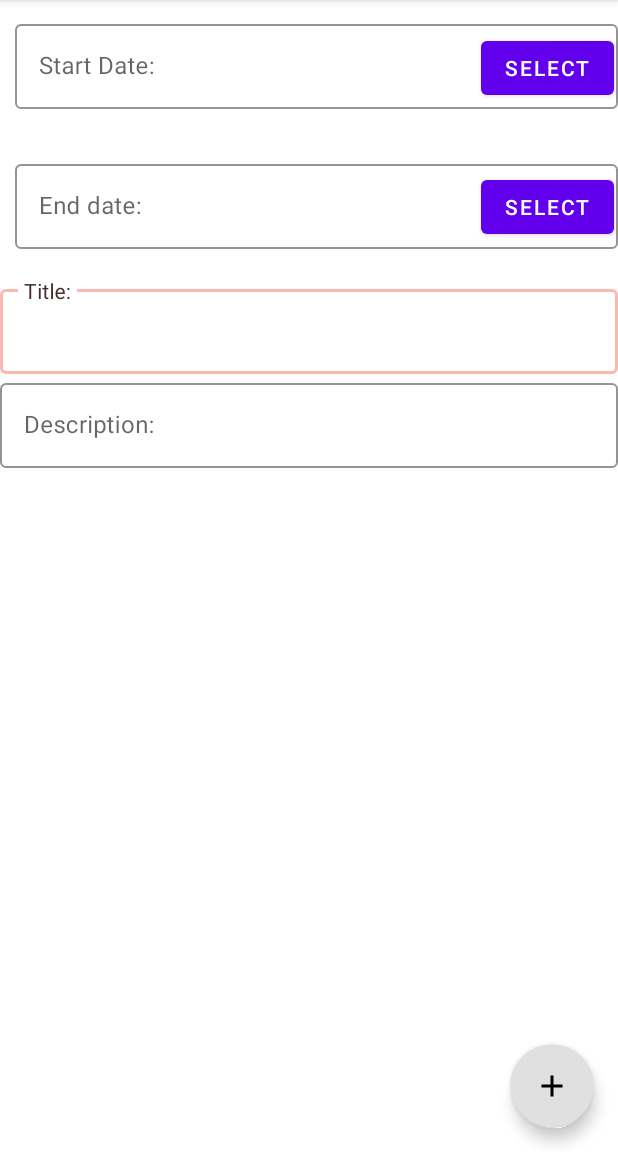
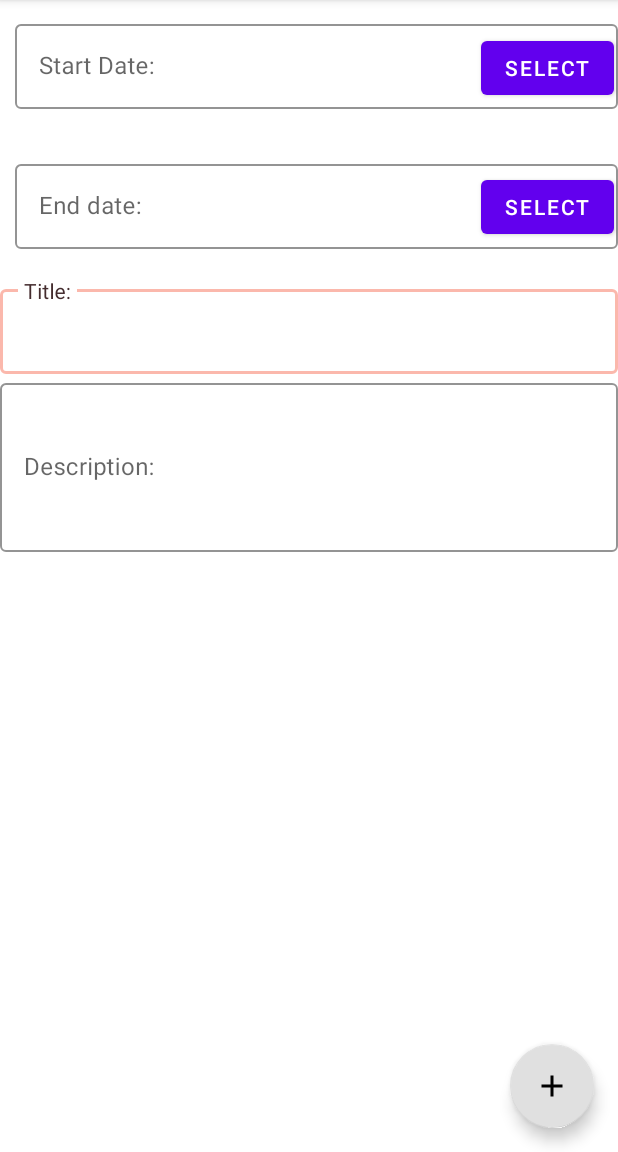
Before and after one commit to Sempro97/AppartamentoFacile, an Android app: the AddFragment screen opened directly, with no data from a screen before it, on a phone screen of 412 x 824 dp, the part 84-1236 px from its top. Run offline under Robolectric (Android 15) with nearby library versions, the phone set to English and light mode, and no system bars; our stand-ins replace Room's generated code, Volley.

Commit message:
Add text limit to 40 character and generate apk

```diff
--- a/app/src/main/AndroidManifest.xml
+++ b/app/src/main/AndroidManifest.xml
@@ -11,8 +11,7 @@
         android:label="@string/af_app_name"
         android:roundIcon="@mipmap/ic_launcher_round"
         android:supportsRtl="true"
-        android:name=".Application.AFApplication"
-        android:theme="@style/Theme.AffittoFacile">
+        android:theme="@style/Theme.AF">
         <activity android:name=".MainActivity">
             <intent-filter>
                 <action android:name="android.intent.action.MAIN" />
--- a/app/src/main/java/com/example/appartamentofacile/AddFragment.java
+++ b/app/src/main/java/com/example/appartamentofacile/AddFragment.java
@@ -80,7 +80,7 @@ public class AddFragment extends Fragment {
 
             startDateButton.setOnClickListener((v) -> {
                 DialogFragment newFragment = new DatePickerFragment((pickerView, year, month, date) -> {
-                    String inputDate = new String(date + "/" + month + "/" + year);
+                    String inputDate = new String(date + "/" + (month+1) + "/" + year);
                     startDateEditText.setText(inputDate);
                     startDate=inputDate;
                     try {
@@ -94,7 +94,7 @@ public class AddFragment extends Fragment {
 
             endDateButton.setOnClickListener((v) -> {
                 DialogFragment newFragment = new DatePickerFragment((pickerView, year, month, date) -> {
-                    String inputDate = new String(date + "/" + month + "/" + year);
+                    String inputDate = new String(date + "/" + (month+1) + "/" + year);
                     endDate = inputDate;
                     endDateEditText.setText(inputDate);
                     try {
--- a/app/src/main/java/com/example/appartamentofacile/LoginFragment.java
+++ b/app/src/main/java/com/example/appartamentofacile/LoginFragment.java
@@ -54,10 +54,11 @@ public class LoginFragment extends Fragment {
             @Override
             public void onClick(View view) {
                 if (!isPasswordValid(passwordEditText.getText())) {
-                    passwordTextInput.setError(getString(R.string.shr_error_password));
+                    passwordTextInput.setError(getString(R.string.af_error_password));
                 } else {
                     passwordTextInput.setError(null); // Clear the error
                     if(isUsernameStored(usernameEditText.getText().toString(), passwordEditText.getText().toString())){
+                        sharedPref = getActivity().getSharedPreferences(USERNAME_FILE_lOG,Context.MODE_PRIVATE);
                         SharedPreferences.Editor editor = sharedPref.edit();
                         editor.putString(USERNAME_NAME_lOG,usernameEditText.getText().toString());
                         //apply to prevent memory leak
--- a/app/src/main/java/com/example/appartamentofacile/RegisterFragment.java
+++ b/app/src/main/java/com/example/appartamentofacile/RegisterFragment.java
@@ -21,7 +21,6 @@ import com.google.android.material.textfield.TextInputLayout;
 
 import static com.example.appartamentofacile.MainActivity.USERNAME_FILE_lOG;
 import static com.example.appartamentofacile.MainActivity.USERNAME_NAME_lOG;
-import static com.example.appartamentofacile.Utils.LOGGED_IN;
 
 public class RegisterFragment extends Fragment {
 
@@ -48,7 +47,7 @@ public class RegisterFragment extends Fragment {
             public void onClick(View view) {
                 if (!isPasswordValid(passwordEditText.getText())) {
                     //Not secure password
-                    passwordTextInput.setError(getString(R.string.shr_error_password));
+                    passwordTextInput.setError(getString(R.string.af_error_password));
                 }else if(!(passwordEditText.getText().toString().equals(passwordRepeatEditText.getText().toString()))){
                     //Check integrity password failed
                     passwordRepeatTextInput.setError(getString(R.string.af_error_password_notEqual));
--- a/app/src/main/res/layout/af_add_fragment.xml
+++ b/app/src/main/res/layout/af_add_fragment.xml
@@ -42,7 +42,7 @@
             <!--startdate-->
             <com.google.android.material.textfield.TextInputLayout
                 android:id="@+id/startDateTextInputLayout"
-                style="@style/Widget.Shrine.TextInputLayoutAddFragment"
+                style="@style/Widget.AF.TextInputLayoutAddFragment"
                 android:layout_width="match_parent"
                 android:layout_height="wrap_content"
                 android:layout_marginStart="10dp"
@@ -67,7 +67,7 @@
 
             <com.google.android.material.textfield.TextInputLayout
                 android:id="@+id/endDateTextInputLayout"
-                style="@style/Widget.Shrine.TextInputLayoutAddFragment"
+                style="@style/Widget.AF.TextInputLayoutAddFragment"
                 android:layout_width="match_parent"
                 android:layout_height="wrap_content"
                 android:layout_marginStart="10dp"
@@ -111,7 +111,7 @@
 
             <com.google.android.material.textfield.TextInputLayout
                 android:id="@+id/descriptionTitleTextInputLayout"
-                style="@style/Widget.Shrine.TextInputLayoutAddFragment"
+                style="@style/Widget.AF.TextInputLayoutAddFragment"
                 android:layout_width="match_parent"
                 android:layout_height="wrap_content"
                 app:layout_constraintEnd_toEndOf="parent"
@@ -129,7 +129,7 @@
             </com.google.android.material.textfield.TextInputLayout>
 
             <com.google.android.material.textfield.TextInputLayout
-                style="@style/Widget.Shrine.TextInputLayoutAddFragment"
+                style="@style/Widget.AF.TextInputLayoutAddFragment"
                 android:layout_width="match_parent"
                 android:layout_height="wrap_content"
                 app:layout_constraintEnd_toEndOf="parent"
@@ -143,7 +143,8 @@
                     android:layout_height="wrap_content"
                     android:imeOptions="flagNoExtractUi"
                     android:inputType="text|textMultiLine"
-                    android:maxLines="10" />
+                    android:lines="4"
+                    android:maxLength="40"/>
             </com.google.android.material.textfield.TextInputLayout>
 
         </androidx.constraintlayout.widget.ConstraintLayout>
--- a/app/src/main/res/layout/toolbar.xml
+++ b/app/src/main/res/layout/toolbar.xml
@@ -7,7 +7,7 @@
 
     <androidx.appcompat.widget.Toolbar
         android:id="@+id/app_bar"
-        style="@style/Widget.Shrine.Toolbar"
+        style="@style/Widget.AF.Toolbar"
         android:layout_width="match_parent"
         android:layout_height="?attr/actionBarSize"
         app:title="@string/af_app_name" />
--- a/app/src/main/res/values/styles.xml
+++ b/app/src/main/res/values/styles.xml
@@ -1,37 +1,37 @@
 <resources>
 
     <!-- Base application theme. -->
-    <style name="Theme.AffittoFacile" parent="Theme.MaterialComponents.Light.NoActionBar">
+    <style name="Theme.AF" parent="Theme.MaterialComponents.Light.NoActionBar">
         <!-- Customize your theme here. -->
         <item name="colorPrimary">@color/colorPrimary</item>
         <item name="colorPrimaryDark">@color/colorPrimaryDark</item>
         <item name="colorAccent">@color/colorAccent</item>
     </style>
 
-    <style name="Widget.Shrine.Toolbar" parent="Widget.AppCompat.Toolbar">
+    <style name="Widget.AF.Toolbar" parent="Widget.AppCompat.Toolbar">
         <item name="android:background">?attr/colorAccent</item>
         <item name="android:theme">@style/ThemeOverlay.AppCompat.Dark.ActionBar</item>
         <item name="popupTheme">@style/ThemeOverlay.AppCompat.Light</item>
     </style>
 
-    <style name="Widget.Shrine.TextInputLayout" parent="Widget.MaterialComponents.TextInputLayout.OutlinedBox">
-        <item name="hintTextAppearance">@style/TextAppearance.Shrine.TextInputLayout.HintText</item>
+    <style name="Widget.AF.TextInputLayout" parent="Widget.MaterialComponents.TextInputLayout.OutlinedBox">
+        <item name="hintTextAppearance">@style/TextAppearance.AF.TextInputLayout.HintText</item>
         <item name="hintTextColor">@color/textColorPrimary</item>
         <item name="android:paddingBottom">8dp</item>
         <item name="boxStrokeColor">@color/textInputOutlineColor</item>
     </style>
 
-    <style name="Widget.Shrine.TextInputLayoutAddFragment" parent="Widget.MaterialComponents.TextInputLayout.OutlinedBox">
-        <item name="hintTextAppearance">@style/TextAppearance.Shrine.TextInputLayout.HintText</item>
+    <style name="Widget.AF.TextInputLayoutAddFragment" parent="Widget.MaterialComponents.TextInputLayout.OutlinedBox">
+        <item name="hintTextAppearance">@style/TextAppearance.AF.TextInputLayout.HintText</item>
         <item name="hintTextColor">@color/textColorPrimary</item>
         <item name="boxStrokeColor">@color/textInputOutlineColor</item>
     </style>
 
-    <style name="Widget.Shrine.Backdrop" parent="">
+    <style name="Widget.AF.Backdrop" parent="">
         <item name="android:background">?attr/colorAccent</item>
     </style>
 
-    <style name="TextAppearance.Shrine.TextInputLayout.HintText" parent="TextAppearance.MaterialComponents.Subtitle2">
+    <style name="TextAppearance.AF.TextInputLayout.HintText" parent="TextAppearance.MaterialComponents.Subtitle2">
         <item name="android:textColor">?android:attr/textColorPrimary</item>
     </style>
 
```
Also changed, not shown: app/src/main/java/com/example/appartamentofacile/ApartmentGridFragment.java (+7 -1 lines), app/src/main/res/layout/af_apartment_card.xml (+8 -5 lines), app/src/main/res/layout/af_login_fragment.xml (+4 -4 lines), app/src/main/res/layout/af_product_grid_fragment.xml (+19 -8 lines), app/src/main/res/layout/af_register_fragment.xml (+5 -5 lines), app/src/main/res/values/strings.xml (+6 -8 lines), 1 other file.
